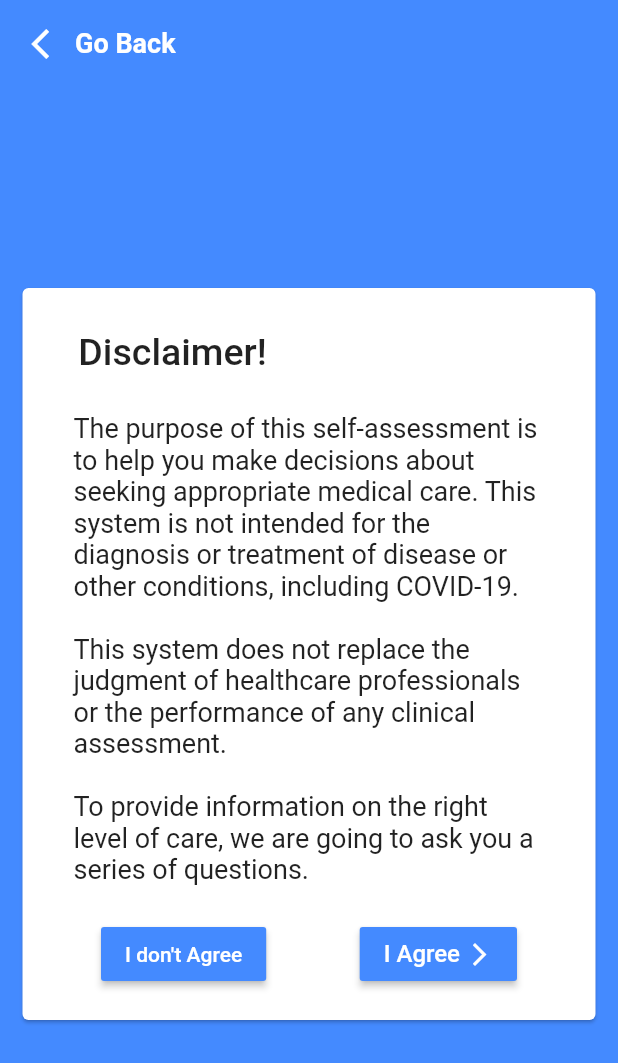
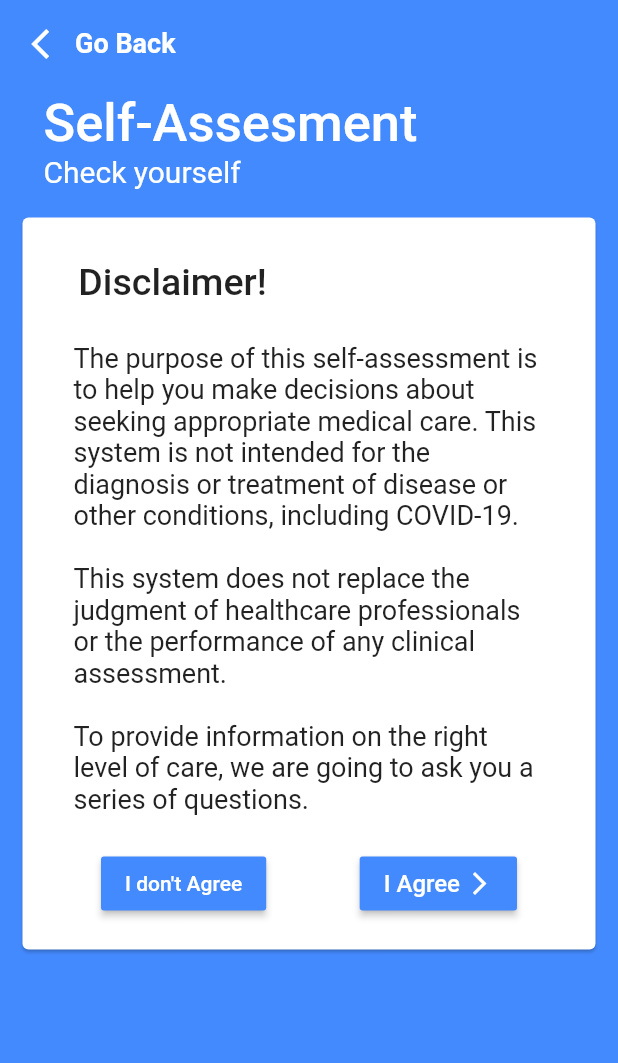
Before and after one commit to rajdeep-ray/covid19-app, a Flutter app: the screen it shows after launch, item 3 of the bottom bar chosen, after a tap on "Take Assesment", on a phone screen of 412 x 824 dp. Shown: the top 1063 px of the screen. Run offline on Flutter 3.47's test engine with Material 2 defaults, Android fonts, the phone set to English and light mode, and no system bars; our stand-ins replace cached_network_image, carousel_slider, cloud_firestore, curved_navigation_bar, flutter_vector_icons; accounts and stored records are empty; network calls fail.

Commit message:
HomePage and myAssesment changed

```diff
--- a/lib/myScreens/HomePage.dart
+++ b/lib/myScreens/HomePage.dart
@@ -16,8 +16,9 @@ class HomePage extends StatelessWidget {
             //crossAxisAlignment: CrossAxisAlignment.start,
             children: <Widget>[
               Padding(
-                padding: EdgeInsets.only(
-                    top: MediaQuery.of(context).size.height / 6, left: 20),
+                /*padding: EdgeInsets.only(
+                    top: MediaQuery.of(context).size.height / 6, left: 20),*/
+                padding: EdgeInsets.only(top: 50, left: 20),
                 child: ListTile(
                   title: Text(
                     "Hello",
@@ -35,7 +36,7 @@ class HomePage extends StatelessWidget {
                   ),
                 ),
               ),
-              Padding(padding: EdgeInsets.all(20)),
+              Padding(padding: EdgeInsets.all(15)),
               Padding(
                 padding: const EdgeInsets.symmetric(horizontal: 30),
                 child: RichText(
--- a/lib/myScreens/myAssesment.dart
+++ b/lib/myScreens/myAssesment.dart
@@ -142,9 +142,31 @@ class _MyQuizState extends State<MyQuiz> {
                     ),
                   ),
                   Expanded(
+                    child: SingleChildScrollView(
                       child: Column(
                         mainAxisAlignment: MainAxisAlignment.center,
                         children: <Widget>[
+                          Padding(
+                            padding: const EdgeInsets.symmetric(
+                                horizontal: 8, vertical: 5),
+                            child: ListTile(
+                              title: Text(
+                                "Self-Assesment",
+                                style: TextStyle(
+                                  color: Colors.white,
+                                  fontSize: 35,
+                                  fontWeight: FontWeight.w500,
+                                ),
+                              ),
+                              subtitle: Text(
+                                "Check yourself",
+                                style: TextStyle(
+                                  color: Colors.white,
+                                  fontSize: 20,
+                                ),
+                              ),
+                            ),
+                          ),
                           Card(
                             margin: EdgeInsets.all(10),
                             child: Padding(
@@ -194,7 +216,8 @@ class _MyQuizState extends State<MyQuiz> {
                                               ),
                                             ],
                                           ),
-                                        onPressed: () => Navigator.pop(context),
+                                          onPressed: () =>
+                                              Navigator.pop(context),
                                         ),
                                       ),
                                       Padding(
@@ -211,9 +234,11 @@ class _MyQuizState extends State<MyQuiz> {
                                                 style: TextStyle(
                                                     color: Colors.white,
                                                     fontSize: 16,
-                                                  fontWeight: FontWeight.w500),
+                                                    fontWeight:
+                                                        FontWeight.w500),
                                               ),
-                                            Padding(padding: EdgeInsets.all(2)),
+                                              Padding(
+                                                  padding: EdgeInsets.all(2)),
                                               Icon(
                                                 Icons.arrow_forward_ios,
                                                 color: Colors.white,
@@ -226,7 +251,6 @@ class _MyQuizState extends State<MyQuiz> {
                                                   context, '/ques1'),
                                         ),
                                       ),
-
                                     ],
                                   ),
                                 ],
@@ -234,6 +258,7 @@ class _MyQuizState extends State<MyQuiz> {
                             ),
                           ),
                         ],
+                      ),
                     ),
                   ),
                 ],
```
Lines whose indentation alone changed are shown as unchanged.
